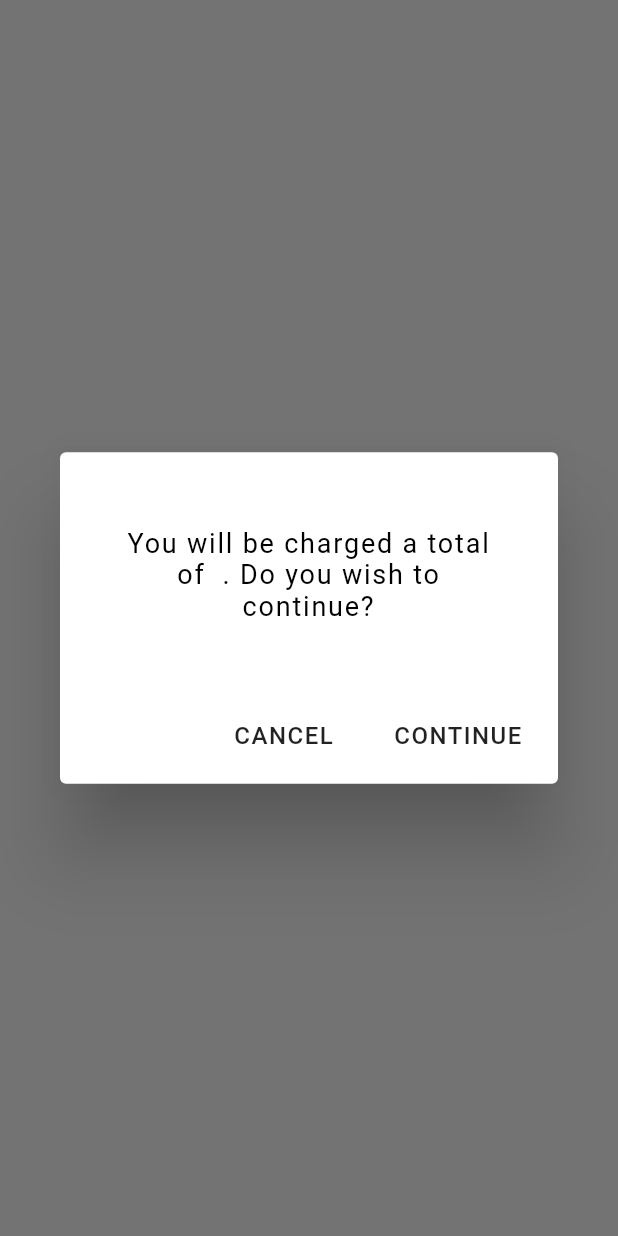
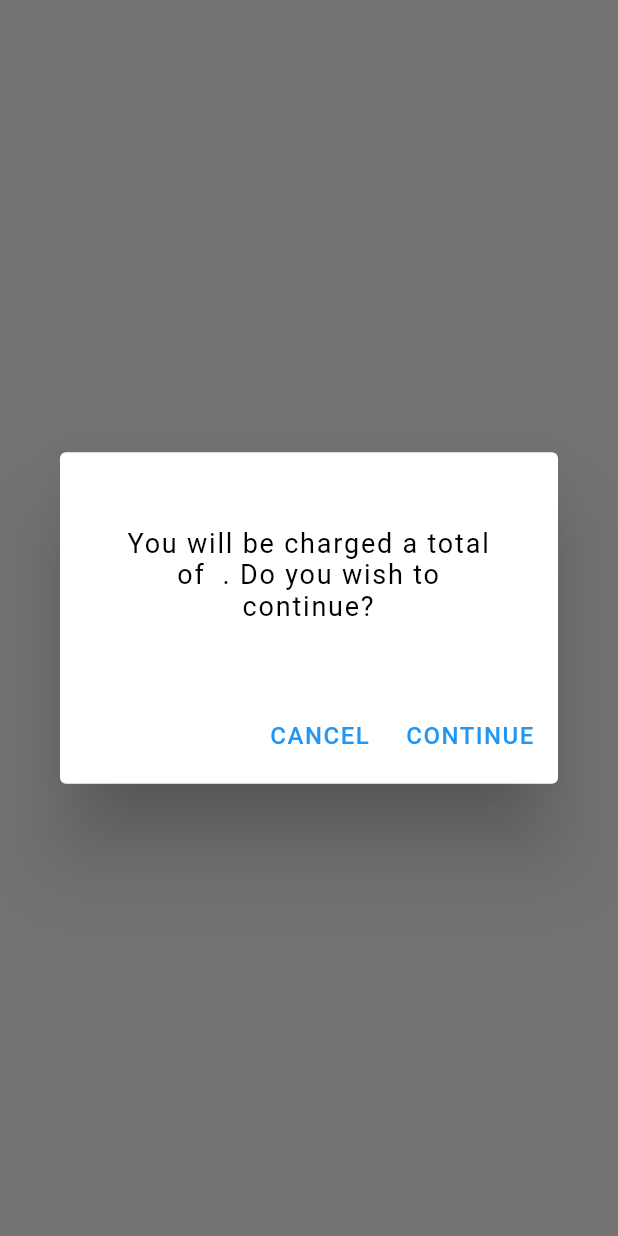
Before and after one commit to juniorkibirige/flutterwave-flutter-port, a Flutter app: what showConfirmPaymentModal() shows on an empty page, opened directly with empty values, on a phone screen of 412 x 824 dp. Run offline on Flutter 3.47's test engine with Material 2 defaults, Android fonts, the phone set to English and light mode, and no system bars; our stand-ins replace webview_flutter; missing offline and left inert: tripledes.

Commit message:
Changed Flat To Text

```diff
--- a/lib/widgets/flutterwave_view_utils.dart
+++ b/lib/widgets/flutterwave_view_utils.dart
@@ -1,10 +1,12 @@
 import 'package:flutter/material.dart';
 
 class FlutterwaveViewUtils {
-
   /// Displays a modal to confirm payment
-  static Future<void> showConfirmPaymentModal(final BuildContext context,
-      final String currency, final String amount, final Function onContinuePressed) async {
+  static Future<void> showConfirmPaymentModal(
+      final BuildContext context,
+      final String currency,
+      final String amount,
+      final Function onContinuePressed) async {
     return showDialog(
       context: context,
       barrierDismissible: false,
@@ -24,22 +26,36 @@ class FlutterwaveViewUtils {
             ),
           ),
           actions: [
-            //Changed Continue to the right as confirmation buttons tend to be on the right for better UX.
-            FlatButton(
+            // Changed Continue to the right as confirmation buttons tend to be on the right for better UX.
+            // Changed FlatButton to TextButton for deprecation
+            TextButton(
               onPressed: () => {Navigator.of(context).pop()},
               child: Text(
                 "CANCEL",
                 style: TextStyle(fontSize: 16, letterSpacing: 1),
               ),
             ),
-            FlatButton(
+            // FlatButton(
+            //   onPressed: () => {Navigator.of(context).pop()},
+            //   child: Text(
+            //     "CANCEL",
+            //     style: TextStyle(fontSize: 16, letterSpacing: 1),
+            //   ),
+            // ),
+            TextButton(
               onPressed: () => onContinuePressed(),
               child: Text(
                 "CONTINUE",
                 style: TextStyle(fontSize: 16, letterSpacing: 1),
               ),
             ),
-
+            // FlatButton(
+            //   onPressed: () => onContinuePressed(),
+            //   child: Text(
+            //     "CONTINUE",
+            //     style: TextStyle(fontSize: 16, letterSpacing: 1),
+            //   ),
+            // ),
           ],
         );
       },
```
